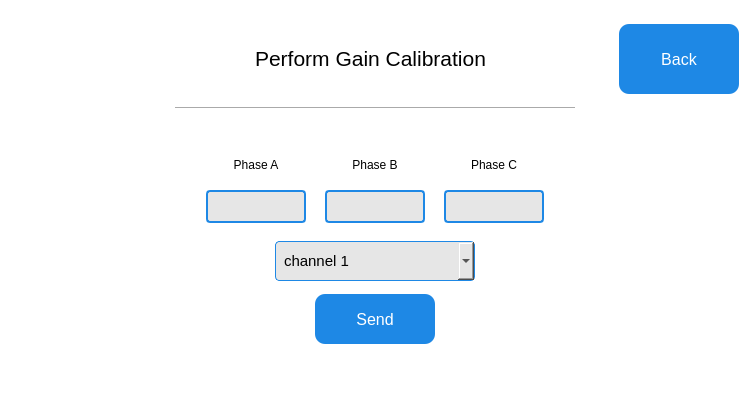
First picture: the form in QT_APP/calibrationdialog.ui, repository eSpark-Backup/nabilfesal-msm-fw, before the edit.
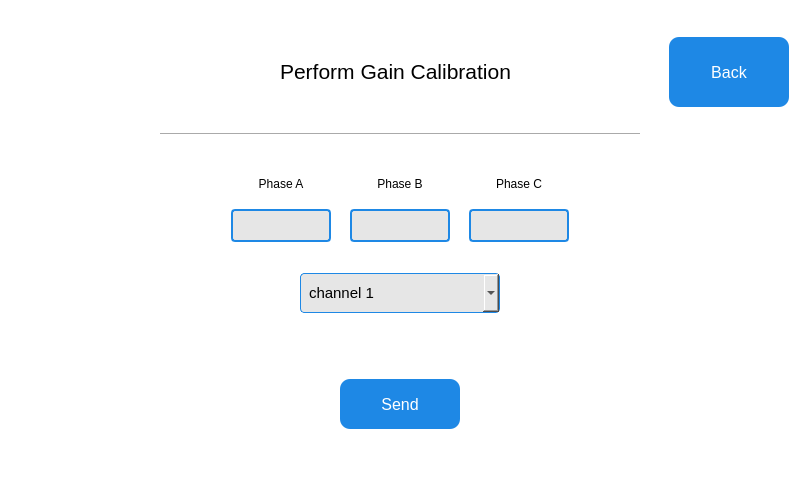
Second picture: the form after the edit.

Commit message: calibration Ui signals, slots and design modification

Patch:
```diff
--- a/QT_APP/calibrationdialog.ui
+++ b/QT_APP/calibrationdialog.ui
@@ -1,19 +1,19 @@
 <?xml version="1.0" encoding="UTF-8"?>
 <ui version="4.0">
  <class>CalibrationDialog</class>
- <widget class="QDialog" name="CalibrationDialog">
+ <widget class="QWidget" name="CalibrationDialog">
   <property name="geometry">
    <rect>
     <x>0</x>
     <y>0</y>
-    <width>750</width>
-    <height>400</height>
+    <width>800</width>
+    <height>480</height>
    </rect>
   </property>
   <property name="maximumSize">
    <size>
-    <width>750</width>
-    <height>400</height>
+    <width>800</width>
+    <height>480</height>
    </size>
   </property>
   <property name="windowTitle">
@@ -143,7 +143,7 @@
       <widget class="Line" name="line">
        <property name="maximumSize">
         <size>
-         <width>400</width>
+         <width>480</width>
          <height>16777215</height>
         </size>
        </property>
@@ -162,22 +162,6 @@
      </item>
     </layout>
    </item>
-   <item>
-    <spacer name="verticalSpacer_4">
-     <property name="orientation">
-      <enum>Qt::Vertical</enum>
-     </property>
-     <property name="sizeType">
-      <enum>QSizePolicy::Fixed</enum>
-     </property>
-     <property name="sizeHint" stdset="0">
-      <size>
-       <width>20</width>
-       <height>20</height>
-      </size>
-     </property>
-    </spacer>
-   </item>
    <item>
     <layout class="QHBoxLayout" name="horizontalLayout">
      <property name="sizeConstraint">
@@ -441,6 +425,9 @@
      </item>
      <item>
       <widget class="QComboBox" name="comboBox">
+       <property name="enabled">
+        <bool>true</bool>
+       </property>
        <property name="sizePolicy">
         <sizepolicy hsizetype="Fixed" vsizetype="Fixed">
          <horstretch>0</horstretch>
@@ -466,12 +453,20 @@
         </font>
        </property>
        <property name="styleSheet">
-        <string notr="true">background: #e6e6e6;              /* Light grey box for info rows */
-    border: 1px solid #1E88E5;        /* Blue thin border */
+        <string notr="true">QComboBox {
+	background: #e6e6e6;
+    border: 1px solid #1E88E5;
     border-radius: 4px;
     padding: 6px 8px;
     font-size: 15px;
-    color: black;</string>
+    color: black;
+}
+
+QComboBox:disabled {
+        background-color: #dcdcdc;
+        color: #888;
+        border: 1px solid #aaa;
+    }</string>
        </property>
        <property name="currentText">
         <string>channel 1</string>
@@ -571,6 +566,22 @@
      </item>
     </layout>
    </item>
+   <item>
+    <spacer name="verticalSpacer_2">
+     <property name="orientation">
+      <enum>Qt::Vertical</enum>
+     </property>
+     <property name="sizeType">
+      <enum>QSizePolicy::Fixed</enum>
+     </property>
+     <property name="sizeHint" stdset="0">
+      <size>
+       <width>20</width>
+       <height>40</height>
+      </size>
+     </property>
+    </spacer>
+   </item>
    <item>
     <layout class="QHBoxLayout" name="horizontalLayout_3">
      <item>
@@ -618,7 +629,7 @@
     </layout>
    </item>
    <item>
-    <spacer name="verticalSpacer_2">
+    <spacer name="verticalSpacer_4">
      <property name="orientation">
       <enum>Qt::Vertical</enum>
      </property>
@@ -628,7 +639,7 @@
      <property name="sizeHint" stdset="0">
       <size>
        <width>20</width>
-       <height>40</height>
+       <height>20</height>
       </size>
      </property>
     </spacer>
```
The commit also changes 6 other files.
